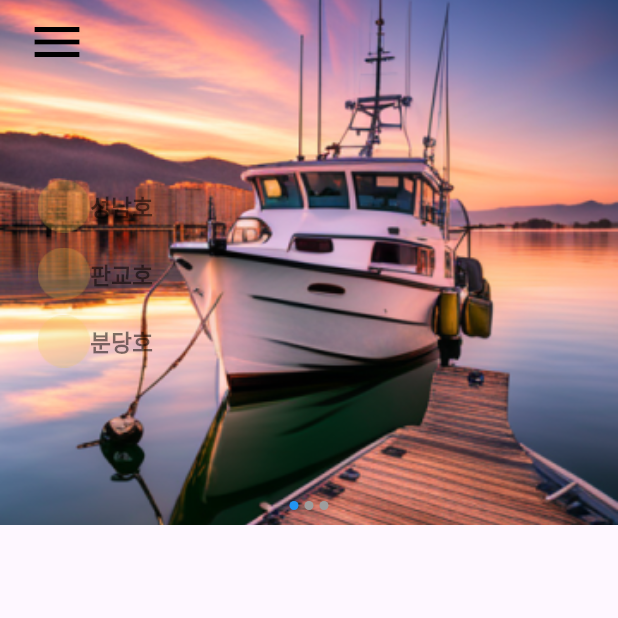
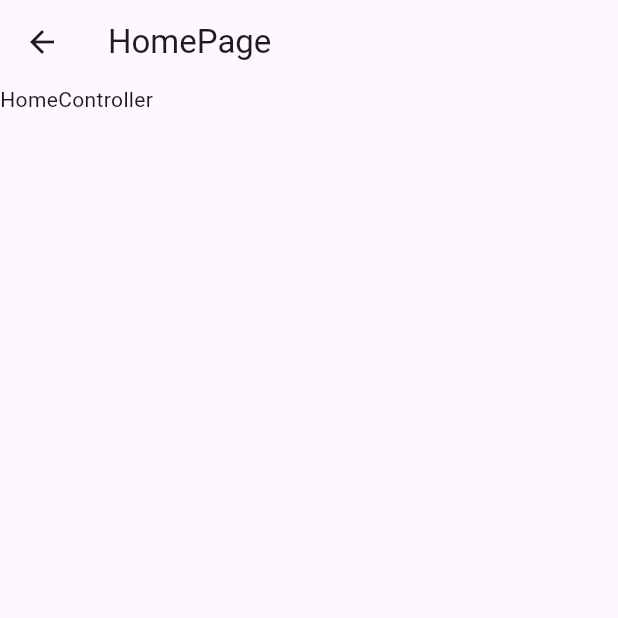
Before and after one commit to ThoNguyenIT/demo_92024, a Flutter app: the HomePage screen opened directly, on a phone screen of 412 x 824 dp, the top half of it. Run offline on Flutter 3.47's test engine with Material 3 defaults, Android fonts, the light colour scheme and no system bars; drawn by our look-alikes of flutter_image_slideshow; our stand-ins replace get.

Commit message:
fix
use getx architect

```diff
--- /dev/null
+++ b/lib/app/bindings/home_binding.dart
@@ -0,0 +1,11 @@
+
+import 'package:get/get.dart';
+import '../controllers/home_controller.dart';
+
+
+class HomeBinding implements Bindings {
+  @override
+  void dependencies() {
+    Get.lazyPut<HomeController>(() => HomeController());
+  }
+}
--- /dev/null
+++ b/lib/app/controllers/home_controller.dart
@@ -0,0 +1,6 @@
+
+import 'package:get/get.dart';
+
+class HomeController extends GetxController {
+
+}
--- /dev/null
+++ b/lib/app/controllers/login_controller.dart
@@ -0,0 +1,6 @@
+
+import 'package:get/get.dart';
+
+class LoginController extends GetxController {
+
+}
--- /dev/null
+++ b/lib/app/ui/pages/home_page/home_page.dart
@@ -0,0 +1,19 @@
+
+import 'package:flutter/material.dart';
+import 'package:get/get.dart';
+import '../../../controllers/home_controller.dart';
+
+
+class HomePage extends GetView<HomeController> {
+  @override
+  Widget build(BuildContext context) {
+    return Scaffold(
+      appBar: AppBar(
+        title: Text('HomePage'),
+      ),
+      body: SafeArea(
+        child: Text('HomeController'),
+      ),
+    );
+  }
+}
--- a/lib/main.dart
+++ b/lib/main.dart
@@ -1,5 +1,7 @@
-import 'package:demo_92024/screens/login.dart';
 import 'package:flutter/material.dart';
 import 'package:get/get.dart';
 
-void main() => runApp(const GetMaterialApp(home: LoginPage(), debugShowCheckedModeBanner: false));
+import 'app/ui/pages/login_page/login_page.dart';
+
+void main() => runApp(
+    GetMaterialApp(home: LoginPage(), debugShowCheckedModeBanner: false));
--- a/lib/screens/home.dart
+++ b/lib/screens/home.dart
@@ -1,6 +1,5 @@
-import 'package:flutter/material.dart';
+/* import 'package:flutter/material.dart';
 import 'package:flutter_image_slideshow/flutter_image_slideshow.dart';
-import 'package:buttons_tabbar/buttons_tabbar.dart';
 
 class HomePage extends StatefulWidget {
   const HomePage({super.key});
@@ -142,3 +141,4 @@ class _HomePageState extends State<HomePage> {
     );
   }
 }
+ */
--- a/lib/screens/login.dart
+++ b/lib/screens/login.dart
@@ -1,4 +1,4 @@
-import 'package:demo_92024/screens/home.dart';
+/* import 'package:demo_92024/screens/home.dart';
 import 'package:flutter/material.dart';
 
 class LoginPage extends StatefulWidget {
@@ -147,3 +147,4 @@ class _LoginPageState extends State<LoginPage> {
     );
   }
 }
+ */
```
Also changed, not shown: lib/app/bindings/login_binding.dart (added, +11 -0 lines), lib/app/ui/pages/login_page/login_page.dart (added, +19 -0 lines).
